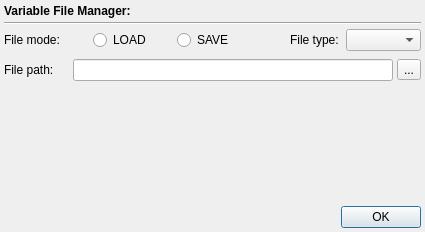
DTOcean/dtocean-app, file designer/high/filemanager.ui: the form before one commit.
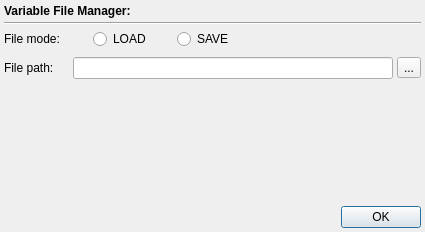
The form after the commit.

Commit message: Remove extention selector on file manager and check in file dialog and upon action

The edit to the form file:
```diff
--- a/designer/high/filemanager.ui
+++ b/designer/high/filemanager.ui
@@ -133,41 +133,6 @@
        </property>
       </spacer>
      </item>
-     <item>
-      <widget class="QLabel" name="label">
-       <property name="sizePolicy">
-        <sizepolicy hsizetype="Fixed" vsizetype="Fixed">
-         <horstretch>0</horstretch>
-         <verstretch>0</verstretch>
-        </sizepolicy>
-       </property>
-       <property name="minimumSize">
-        <size>
-         <width>75</width>
-         <height>0</height>
-        </size>
-       </property>
-       <property name="layoutDirection">
-        <enum>Qt::LeftToRight</enum>
-       </property>
-       <property name="text">
-        <string>File type: </string>
-       </property>
-       <property name="alignment">
-        <set>Qt::AlignRight|Qt::AlignTrailing|Qt::AlignVCenter</set>
-       </property>
-      </widget>
-     </item>
-     <item>
-      <widget class="QComboBox" name="extBox">
-       <property name="minimumSize">
-        <size>
-         <width>75</width>
-         <height>0</height>
-        </size>
-       </property>
-      </widget>
-     </item>
     </layout>
    </item>
    <item>
```
The commit also changes 2 other files.
